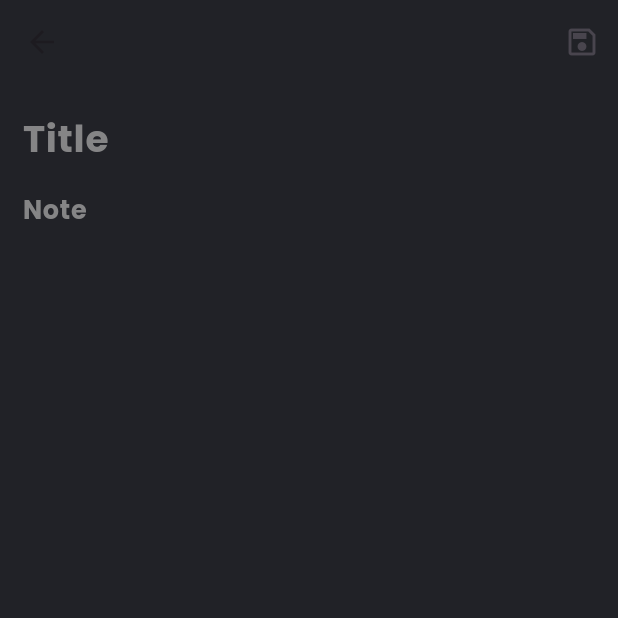
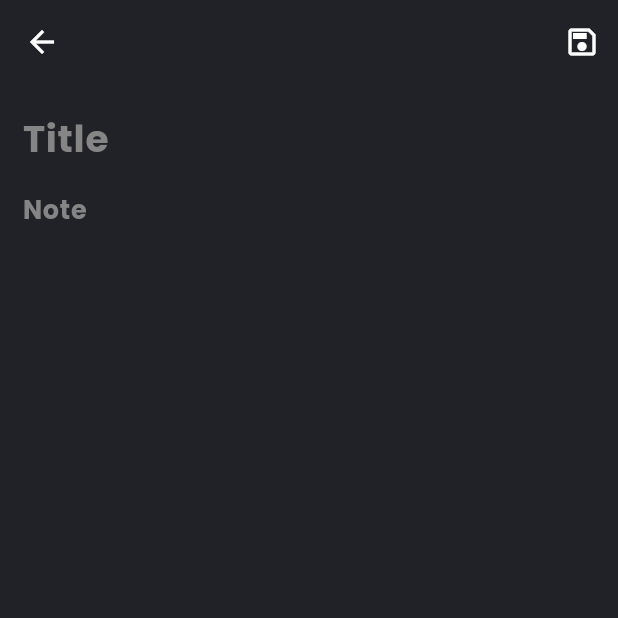
Before and after one commit to Swati01012002/Google_Keep_Notes, a Flutter app: the screen it shows after launch, after a tap on the "add" icon, on a phone screen of 412 x 824 dp, the top half of it. Run offline on Flutter 3.47's test engine with Material 3 defaults, Android fonts, the light colour scheme and no system bars; our stand-ins replace google_fonts, sqflite; accounts and stored records are empty.

Commit message:
Changes added

```diff
--- a/lib/ArchiveView.dart
+++ b/lib/ArchiveView.dart
@@ -1,4 +1,4 @@
-import 'dart:ui';
+/*import 'dart:ui';
 import 'package:flutter_staggered_grid_view/flutter_staggered_grid_view.dart';
 import 'package:google_keep_notes/CreateNoteView.dart';
 import 'package:flutter/material.dart';
@@ -256,4 +256,4 @@ class _ArchiveViewState extends State<ArchiveView> {
       ],
     ));
   }
-}
+}*/
--- a/lib/CreateNoteView.dart
+++ b/lib/CreateNoteView.dart
@@ -1,25 +1,48 @@
 import 'package:flutter/material.dart';
+import 'package:google_keep_notes/Home.dart';
 import 'package:google_keep_notes/colors.dart';
+import 'package:google_keep_notes/model/MyNoteModel.dart';
+import 'package:google_keep_notes/services/db.dart';
 
 class CreateNoteView extends StatefulWidget {
-  const CreateNoteView({Key? key}) : super(key: key);
+  const CreateNoteView({super.key});
 
   @override
-  _CreateNoteViewState createState() => _CreateNoteViewState();
+  State<CreateNoteView> createState() => _CreateNoteViewState();
 }
 
 class _CreateNoteViewState extends State<CreateNoteView> {
+  TextEditingController title = new TextEditingController();
+  TextEditingController content = new TextEditingController();
+
   @override
+  void dispose() {
+    // TODO: implement dispose
+    super.dispose();
+    title.dispose();
+    content.dispose();
+  }
+
   Widget build(BuildContext context) {
     return Scaffold(
       backgroundColor: bgColor,
       appBar: AppBar(
+        iconTheme: IconThemeData(color: white),
         backgroundColor: bgColor,
         elevation: 0.0,
         actions: [
           IconButton(
               splashRadius: 17,
-              onPressed: () {},
+              onPressed: () async {
+                await NotesDatabase.instance.InsertEntry(Note(
+                    pin: false,
+                    //isArchived: false,
+                    title: title.text,
+                    content: content.text,
+                    createdTime: DateTime.now()));
+                Navigator.pushReplacement(
+                    context, MaterialPageRoute(builder: (context) => Home()));
+              },
               icon: Icon(Icons.save_outlined))
         ],
       ),
@@ -29,10 +52,9 @@ class _CreateNoteViewState extends State<CreateNoteView> {
           children: [
             TextField(
               cursorColor: white,
+              controller: title,
               style: TextStyle(
-                  fontSize: 25,
-                  color: Colors.white,
-                  fontWeight: FontWeight.bold),
+                  fontSize: 25, color: white, fontWeight: FontWeight.bold),
               decoration: InputDecoration(
                   border: InputBorder.none,
                   focusedBorder: InputBorder.none,
@@ -47,11 +69,12 @@ class _CreateNoteViewState extends State<CreateNoteView> {
             Container(
                 height: 300,
                 child: TextField(
-                cursorColor: white,
+                  controller: content,
                   keyboardType: TextInputType.multiline,
                   minLines: 50,
                   maxLines: null,
-                style: TextStyle(fontSize: 17, color: Colors.white),
+                  cursorColor: white,
+                  style: TextStyle(fontSize: 17, color: white),
                   decoration: InputDecoration(
                       border: InputBorder.none,
                       focusedBorder: InputBorder.none,
@@ -62,8 +85,7 @@ class _CreateNoteViewState extends State<CreateNoteView> {
                       hintStyle: TextStyle(
                           fontWeight: FontWeight.bold,
                           color: Colors.grey.withOpacity(0.8))),
-              ),
-            )
+                ))
           ],
         ),
       ),
--- a/lib/EditNoteView.dart
+++ b/lib/EditNoteView.dart
@@ -1,7 +1,6 @@
 import 'package:flutter/material.dart';
 import 'package:google_keep_notes/colors.dart';
 import 'package:google_keep_notes/services/db.dart';
-import 'NoteView.dart';
 import 'home.dart';
 import 'model/MyNoteModel.dart';
 
@@ -41,7 +40,7 @@ class _EditNoteViewState extends State<EditNoteView> {
                     title: NewTitle,
                     createdTime: widget.note!.createdTime,
                     pin: widget.note!.pin,
-                    isArchived: widget.note!.isArchived,
+                    //isArchived: widget.note!.isArchived,
                     id: widget.note!.id);
                 await NotesDatabase.instance.updateNote(newNote);
                 Navigator.pushReplacement(
--- a/lib/NoteView.dart
+++ b/lib/NoteView.dart
@@ -34,7 +34,7 @@ class _NoteViewState extends State<NoteView> {
             icon: Icon(
                 widget.note.pin ? Icons.push_pin : Icons.push_pin_outlined),
           ),
-          IconButton(
+          /*IconButton(
             splashRadius: 17,
             onPressed: () async {
               await NotesDatabase.instance.archNote(widget.note);
@@ -44,7 +44,7 @@ class _NoteViewState extends State<NoteView> {
             icon: Icon(widget.note.isArchived
                 ? Icons.archive
                 : Icons.archive_outlined),
-          ),
+          ),*/
           IconButton(
             splashRadius: 17,
             onPressed: () async {
--- a/lib/SideMenuBar.dart
+++ b/lib/SideMenuBar.dart
@@ -1,5 +1,4 @@
 import 'package:flutter/material.dart';
-import 'package:google_keep_notes/ArchiveView.dart';
 import 'package:google_keep_notes/Home.dart';
 import 'package:google_keep_notes/Settings.dart';
 import 'package:google_keep_notes/colors.dart';
@@ -36,10 +35,8 @@ class _SideMenuState extends State<SideMenu> {
               SizedBox(
                 height: 5,
               ),
-              sectionTwo(),
-              SizedBox(
-                height: 5,
-              ),
+              //sectionTwo(),
+
               sectionSetting()
             ],
           ),
@@ -86,7 +83,7 @@ class _SideMenuState extends State<SideMenu> {
     );
   }
 
-  Widget sectionTwo() {
+  /*Widget sectionTwo() {
     return Container(
       margin: EdgeInsets.only(right: 10),
       child: TextButton(
@@ -120,7 +117,7 @@ class _SideMenuState extends State<SideMenu> {
             ),
           )),
     );
-  }
+  }*/
 
   Widget sectionSetting() {
     return Container(
--- a/lib/home.dart
+++ b/lib/home.dart
@@ -26,12 +26,7 @@ class _HomeState extends State<Home> {
   @override
   void initState() {
     super.initState();
-    createEntry(Note(
-        isArchived: false,
-        pin: false,
-        title: "CODE",
-        content: "THIS IS THE CONTENT",
-        createdTime: DateTime.now()));
+
     getAllNotes();
   }
 
--- a/lib/model/MyNoteModel.dart
+++ b/lib/model/MyNoteModel.dart
@@ -3,13 +3,13 @@ class NotesImpNames {
   static final String pin = "pin";
   static final String title = "title";
   static final String content = "content";
-  static final String isArchived = "isArchived";
+  //static final String isArchived = "isArchived";
   static final String createdTime = "createdTime";
   static final String TableName = "Notes";
   static final List<String> values = [
     id,
     pin,
-    isArchived,
+    //isArchived,
     title,
     content,
     createdTime
@@ -19,7 +19,7 @@ class NotesImpNames {
 class Note {
   final int? id;
   final bool pin;
-  final bool isArchived;
+  //final bool isArchived;
   final String title;
   final String content;
   final DateTime createdTime;
@@ -27,7 +27,7 @@ class Note {
   const Note({
     this.id,
     required this.pin,
-    required this.isArchived,
+    //required this.isArchived,
     required this.title,
     required this.content,
     required this.createdTime,
@@ -36,7 +36,7 @@ class Note {
   Note copy({
     int? id,
     bool? pin,
-    bool? isArchived,
+    //bool? isArchived,
     String? title,
     String? content,
     DateTime? createdTime,
@@ -44,7 +44,7 @@ class Note {
     return Note(
         id: id ?? this.id,
         pin: pin ?? this.pin,
-        isArchived: isArchived ?? this.isArchived,
+        //isArchived: isArchived ?? this.isArchived,
         title: title ?? this.title,
         content: content ?? this.content,
         createdTime: createdTime ?? this.createdTime);
@@ -54,7 +54,7 @@ class Note {
     return Note(
         id: json[NotesImpNames.id] as int?,
         pin: json[NotesImpNames.pin] == 1,
-        isArchived: json[NotesImpNames.isArchived] == 1,
+        //isArchived: json[NotesImpNames.isArchived] == 1,
         title: json[NotesImpNames.title] as String,
         content: json[NotesImpNames.content] as String,
         createdTime: DateTime.parse(json[NotesImpNames.createdTime] as String));
@@ -64,7 +64,7 @@ class Note {
     return {
       NotesImpNames.id: id,
       NotesImpNames.pin: pin ? 1 : 0,
-      NotesImpNames.isArchived: isArchived ? 1 : 0,
+      //NotesImpNames.isArchived: isArchived ? 1 : 0,
       NotesImpNames.title: title,
       NotesImpNames.content: content,
       NotesImpNames.createdTime: createdTime.toIso8601String(),
```
Also changed, not shown: lib/services/db.dart (+4 -5 lines). Lines whose indentation alone changed are shown as unchanged.
